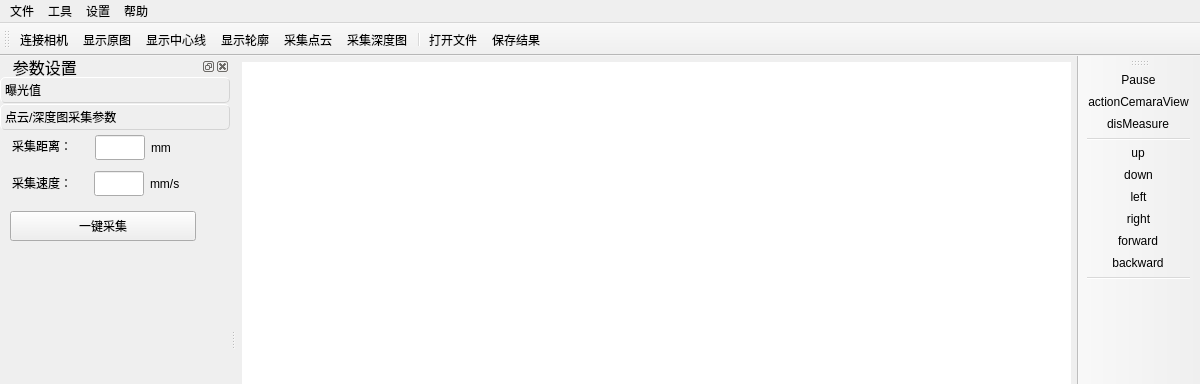
This is mainwindow.ui in WY-Huang/Laser-Scanning as Qt 5 draws it before an edit; both pictures show x 0 to 1200 and y 0 to 384 of the 1200 by 800 pixel window. The edited form follows.
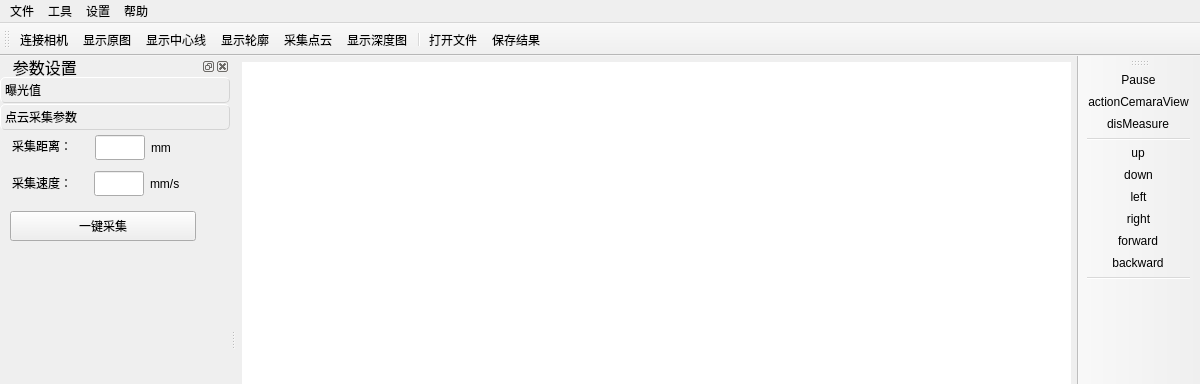
This is the edited form. Icons and pictures are not drawn. Custom widgets are drawn as their Qt base class.

Patch:
```diff
--- a/mainwindow.ui
+++ b/mainwindow.ui
@@ -379,7 +379,7 @@
           <selectedon>:/toolbar_ico/icons/down.png</selectedon>:/toolbar_ico/icons/right.png</iconset>
         </attribute>
         <attribute name="label">
-         <string>点云/深度图采集参数</string>
+         <string>点云采集参数</string>
         </attribute>
         <widget class="QLabel" name="labelDis">
          <property name="geometry">
@@ -739,7 +739,7 @@
      <normaloff>:/toolbar_ico/icons/range.png</normaloff>:/toolbar_ico/icons/range.png</iconset>
    </property>
    <property name="text">
-    <string>采集深度图</string>
+    <string>显示深度图</string>
    </property>
   </action>
   <action name="showPointCloud">
```
Left out of the diff: 2 changed lines with no effect on the pictures.
